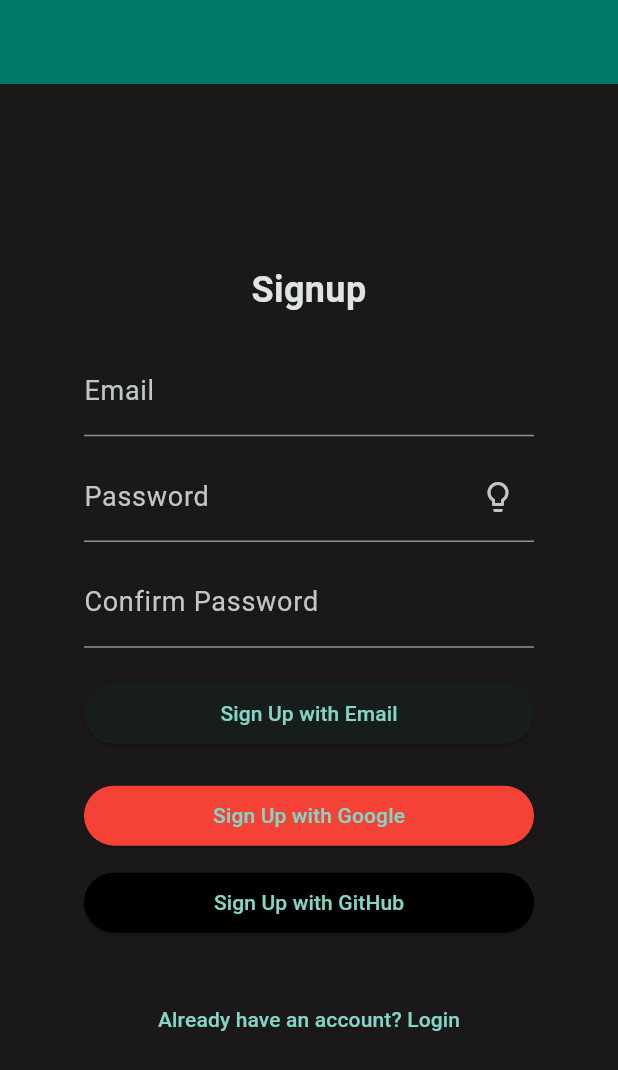
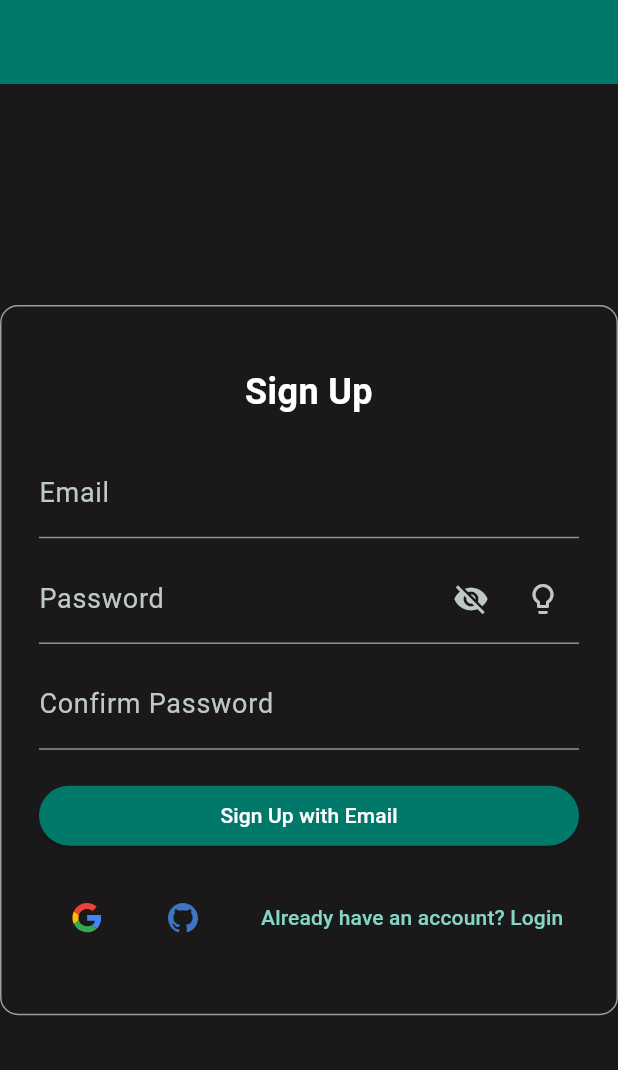
Before and after one commit to TizianoAlbore/pswmanager, a Flutter app: the screen it shows after launch, after a tap on an icon or button, on a phone screen of 412 x 824 dp. Shown: the top 1070 px of the screen. Run offline on Flutter 3.47's test engine with Material 3 defaults, Android fonts, the phone set to English and light mode, and no system bars; our stand-ins replace cloud_firestore, firebase_auth, firebase_core, flutter_dotenv, flutter_svg, google_sign_in and 1 more; missing offline and left inert: base32, blockchain_utils, cryptography, dart:js_interop; accounts and stored records are empty; network calls fail; project files that could hold a hidden picture were left out.

Commit message:
login and signup restyling

```diff
--- a/lib/pages/login.dart
+++ b/lib/pages/login.dart
@@ -3,6 +3,7 @@ import 'package:firebase_auth/firebase_auth.dart';
 import 'package:google_sign_in/google_sign_in.dart';
 import 'package:pw_frontend/utils/psw_holder.dart';
 import 'package:pw_frontend/pages/dashboard.dart';
+import 'package:flutter_svg/flutter_svg.dart';
 
 class LoginPage extends StatefulWidget {
   const LoginPage({super.key});
@@ -15,6 +16,8 @@ class _LoginPageState extends State<LoginPage> {
   final TextEditingController _emailController = TextEditingController();
   final TextEditingController _passwordController = TextEditingController();
   final FirebaseAuth _auth = FirebaseAuth.instance;
+
+  bool _isPasswordVisible = false;
 
   Future<void> _login() async {
     try {
@@ -132,8 +135,14 @@ class _LoginPageState extends State<LoginPage> {
       body: Container(
         color: const Color(0xFF1A1818),
         child: Center(
+          child: Container(
+            padding: const EdgeInsets.symmetric(horizontal: 25),
+            decoration: BoxDecoration(
+              borderRadius: BorderRadius.circular(12), // Raggio di arrotondamento
+              border: Border.all(color: Colors.grey, width: 1), // Bordo opzionale
+            ),
             child: SizedBox(
-            width: 300,
+              width: 370,
               child: Padding(
                 padding: const EdgeInsets.symmetric(vertical: 40.0),
                 child: Column(
@@ -151,69 +160,87 @@ class _LoginPageState extends State<LoginPage> {
                     const SizedBox(height: 20),
                     TextField(
                       controller: _emailController,
-                    decoration: const InputDecoration(
-                      labelText: 'Email',
-                      labelStyle: TextStyle(color: Colors.white),
-                      enabledBorder: UnderlineInputBorder(
-                        borderSide: BorderSide(color: Colors.white),
-                      ),
-                      focusedBorder: UnderlineInputBorder(
-                        borderSide: BorderSide(color: Colors.teal),
-                      ),
-                    ),
+                      decoration: const InputDecoration(labelText: 'Email'),
                     ),
                     const SizedBox(height: 10),
                     TextField(
                       controller: _passwordController,
-                    obscureText: true,
-                    decoration: const InputDecoration(
+                      decoration: InputDecoration(
                         labelText: 'Password',
-                      labelStyle: TextStyle(color: Colors.white),
-                      enabledBorder: UnderlineInputBorder(
-                        borderSide: BorderSide(color: Colors.white),
+                        suffixIcon: Row(
+                          mainAxisSize: MainAxisSize.min,
+                          children: [
+                            IconButton(
+                              icon: Icon(
+                                _isPasswordVisible ? Icons.visibility : Icons.visibility_off,
                               ),
-                      focusedBorder: UnderlineInputBorder(
-                        borderSide: BorderSide(color: Colors.teal),
+                              onPressed: () {
+                                setState(() {
+                                  _isPasswordVisible = !_isPasswordVisible;
+                                });
+                              },
+                            ),
+                          ],
                         ),
                       ),
+                      obscureText: !_isPasswordVisible,
                     ),
                     const SizedBox(height: 20),
                     ElevatedButton(
+
                       onPressed: _login,
                       style: ElevatedButton.styleFrom(
-                        backgroundColor: const Color(0xFF00796B)),
+                          backgroundColor: const Color(0xFF00796B),
+                          padding: const EdgeInsets.symmetric(horizontal: 50)
+                      ),
                       child: const Text(
                         'Login',
                         style: TextStyle(color: Colors.white),
                       ),
                     ),
                     const SizedBox(height: 20),
-                  ElevatedButton.icon(
-                    onPressed: _googleLogin,
-                    icon: const Icon(Icons.login, color: Colors.white),
-                    label: const Text('Login with Google'),
-                    style: ElevatedButton.styleFrom(
-                        backgroundColor: Colors.redAccent),
+                    Row(
+                        mainAxisAlignment: MainAxisAlignment.spaceEvenly,
+                        children: [
+                          TextButton(
+                            style: TextButton.styleFrom(
+                              padding: const EdgeInsets.symmetric(horizontal: 0), // Padding personalizzato
                             ),
-                  const SizedBox(height: 10),
-                  ElevatedButton.icon(
-                    onPressed: _githubLogin,
-                    icon: const Icon(Icons.code, color: Colors.white),
-                    label: const Text('Login with GitHub'),
-                    style: ElevatedButton.styleFrom(
-                        backgroundColor: Colors.black),
+                            onPressed: () {
+                              _googleLogin();
+                            },
+                            child: SvgPicture.asset(
+                              'assets/google.svg',
+                              height: 20,
+                              width: 20
                             ),
-                  const SizedBox(height: 20),
+                          ),
                           TextButton(
+                            style: TextButton.styleFrom(
+                              padding: const EdgeInsets.symmetric(horizontal: 0), // Padding personalizzato
+                            ),
+                            onPressed: () {
+                              _githubLogin();
+                            },
+                            child: SvgPicture.asset(
+                              'assets/github.svg',
+                              height: 20,
+                              width: 20
+                            ),
+                          ),
+                          TextButton(
+                            style: TextButton.styleFrom(
+                              padding: const EdgeInsets.symmetric(horizontal: 20), // Padding personalizzato
+                            ),
                             onPressed: () {
                               Navigator.pushNamed(context, '/signup');
                             },
-                    child: const Text(
-                      'Don\'t have an account? Sign up',
-                      style: TextStyle(color: Color(0xFF00796B)),
-                    ),
+                            child: const Text('Don\'t have an account? Sign up'),
                           ),
                         ],
+                      ),
+                  ],
+                ),
               ),
             ),
           ),
--- a/lib/pages/signup.dart
+++ b/lib/pages/signup.dart
@@ -4,6 +4,7 @@ import 'package:cloud_firestore/cloud_firestore.dart';
 import 'package:google_sign_in/google_sign_in.dart';
 import 'package:pw_frontend/widgets/passphrase.dart';
 import '../utils/user_utils.dart';
+import 'package:flutter_svg/flutter_svg.dart';
 
 class SignupPage extends StatefulWidget {
   const SignupPage({super.key});
@@ -23,6 +24,8 @@ class _SignupPageState extends State<SignupPage> {
     clientId: '1067949980182-26n01pdsdfca41kip46kcudm5cbka91j.apps.googleusercontent.com',
   );
 
+  bool _isPasswordVisible = false;
+
   Future<void> _signup() async {
     if (_passwordController.text != _confirmPasswordController.text) {
       ScaffoldMessenger.of(context).showSnackBar(
@@ -32,16 +35,12 @@ class _SignupPageState extends State<SignupPage> {
     }
 
     try {
-      // Crea l'utente in Firebase Authentication
       UserCredential userCredential = await _auth.createUserWithEmailAndPassword(
         email: _emailController.text.trim(),
         password: _passwordController.text.trim(),
       );
 
-      // Aggiungi l'utente al database Firestore
       await addUser(userCredential, _firestore, _emailController);
-
-      // Naviga al dashboard
       Navigator.pushReplacementNamed(context, '/dashboard');
     } catch (e) {
       ScaffoldMessenger.of(context).showSnackBar(
@@ -50,31 +49,18 @@ class _SignupPageState extends State<SignupPage> {
     }
   }
 
-  Future<void> _googleSignup() async {
-    try {
-      final GoogleSignIn googleSignIn = GoogleSignIn();
-      final GoogleSignInAccount? googleUser = await googleSignIn.signIn();
-
-      if (googleUser != null) {
-        final GoogleSignInAuthentication googleAuth = await googleUser.authentication;
-        final credential = GoogleAuthProvider.credential(
-          accessToken: googleAuth.accessToken,
-          idToken: googleAuth.idToken,
+  void _openPassphraseDialog() {
+    showDialog(
+      context: context,
+      builder: (context) => PassphraseWidget(
+        onSelected: (selectedWords) {
+          setState(() {
+            _passwordController.text = selectedWords;
+            _confirmPasswordController.text = selectedWords;
+          });
+        },
+      ),
     );
-
-        UserCredential userCredential = await _auth.signInWithCredential(credential);
-
-        // Aggiungi l'utente al database Firestore
-        await addUser(userCredential, _firestore, TextEditingController(text: googleUser.email));
-
-        // Naviga al dashboard
-        Navigator.pushReplacementNamed(context, '/dashboard');
-      }
-    } catch (e) {
-      ScaffoldMessenger.of(context).showSnackBar(
-        SnackBar(content: Text('Google signup failed: ${e.toString()}')),
-      );
-    }
   }
 
   Future<void> _githubSignup() async {
@@ -99,21 +85,6 @@ class _SignupPageState extends State<SignupPage> {
     }
   }
 
-  // meccanismo di suggerimento passphrase
-  void _openPassphraseDialog() {
-    showDialog(
-      context: context,
-      builder: (context) => PassphraseWidget(
-        onSelected: (selectedWords) {
-          setState(() {
-            _passwordController.text = selectedWords;
-            _confirmPasswordController.text = selectedWords;
-          });
-        },
-      ),
-    );
-  }
-
   @override
   Widget build(BuildContext context) {
     return Scaffold(
@@ -121,24 +92,31 @@ class _SignupPageState extends State<SignupPage> {
         automaticallyImplyLeading: false,
       ),
       body: Center(
-        child: SingleChildScrollView( // Aggiungi questo widget per permettere lo scrolling
+        child: SingleChildScrollView(
+          child: Container(
+            padding: const EdgeInsets.symmetric(horizontal: 25),
+            decoration: BoxDecoration(
+              borderRadius: BorderRadius.circular(12), // Raggio di arrotondamento
+              border: Border.all(color: Colors.grey, width: 1), // Bordo opzionale
+            ),
             child: SizedBox(
-            width: 300, // Limita la larghezza del form
+              width: 370,
               child: Padding(
-              padding: const EdgeInsets.symmetric(vertical: 40.0), // Padding verticale
+                padding: const EdgeInsets.symmetric(vertical: 40.0),
                 child: Column(
-                mainAxisSize: MainAxisSize.min, // Minimizza lo spazio occupato verticalmente
-                crossAxisAlignment: CrossAxisAlignment.stretch, // Allinea gli elementi
+                  mainAxisSize: MainAxisSize.min,
+                  crossAxisAlignment: CrossAxisAlignment.stretch,
                   children: [
                     const Text(
-                    'Signup',
+                      'Sign Up',
                       style: TextStyle(
+                        color: Colors.white,
                         fontSize: 24,
                         fontWeight: FontWeight.bold,
                       ),
-                    textAlign: TextAlign.center, // Allinea il titolo al centro
+                      textAlign: TextAlign.center,
                     ),
-                  const SizedBox(height: 20), // Spazio
+                    const SizedBox(height: 20),
                     TextField(
                       controller: _emailController,
                       decoration: const InputDecoration(labelText: 'Email'),
@@ -148,44 +126,87 @@ class _SignupPageState extends State<SignupPage> {
                       controller: _passwordController,
                       decoration: InputDecoration(
                         labelText: 'Password',
-                      suffixIcon: IconButton(
+                        suffixIcon: Row(
+                          mainAxisSize: MainAxisSize.min,
+                          children: [
+                            IconButton(
+                              icon: Icon(
+                                _isPasswordVisible ? Icons.visibility : Icons.visibility_off,
+                              ),
+                              onPressed: () {
+                                setState(() {
+                                  _isPasswordVisible = !_isPasswordVisible;
+                                });
+                              },
+                            ),
+                            IconButton(
                               icon: const Icon(Icons.lightbulb_outline),
                               onPressed: _openPassphraseDialog,
                             ),
+                          ],
                         ),
-                    obscureText: true,
+                      ),
+                      obscureText: !_isPasswordVisible,
                     ),
                     const SizedBox(height: 10),
                     TextField(
                       controller: _confirmPasswordController,
                       decoration: const InputDecoration(labelText: 'Confirm Password'),
-                    obscureText: true,
+                      obscureText: !_isPasswordVisible,
                     ),
                     const SizedBox(height: 20),
                     ElevatedButton(
                       onPressed: _signup,
-                    child: const Text('Sign Up with Email'),
+                      style: ElevatedButton.styleFrom(
+                        backgroundColor: const Color(0xFF00796B)),
+                      child: const Text(
+                        'Sign Up with Email',
+                        style: TextStyle(color: Colors.white),
+                      ),
                     ),
                     const SizedBox(height: 20),
-                  ElevatedButton(
-                    onPressed: _googleSignup,
-                    child: const Text('Sign Up with Google'),
-                    style: ElevatedButton.styleFrom(backgroundColor: Colors.red),
+                    Row(
+                      mainAxisAlignment: MainAxisAlignment.spaceEvenly,
+                      children: [
+                        TextButton(
+                          style: TextButton.styleFrom(
+                            padding: const EdgeInsets.symmetric(horizontal: 0), // Padding personalizzato
                           ),
-                  const SizedBox(height: 10),
-                  ElevatedButton(
-                    onPressed: _githubSignup,
-                    child: const Text('Sign Up with GitHub'),
-                    style: ElevatedButton.styleFrom(backgroundColor: Colors.black),
+                          onPressed: () {
+                            _googleSignIn.signIn();
+                          },
+                          child: SvgPicture.asset(
+                            'assets/google.svg',
+                            height: 20,
+                            width: 20
                           ),
-                  const SizedBox(height: 30),
+                        ),
                         TextButton(
+                          style: TextButton.styleFrom(
+                            padding: const EdgeInsets.symmetric(horizontal: 0), // Padding personalizzato
+                          ),
+                          onPressed: () {
+                            _githubSignup();
+                          },
+                          child: SvgPicture.asset(
+                            'assets/github.svg',
+                            height: 20,
+                            width: 20
+                          ),
+                        ),
+                        TextButton(
+                          style: TextButton.styleFrom(
+                            padding: const EdgeInsets.symmetric(horizontal: 20), // Padding personalizzato
+                          ),
                           onPressed: () {
                             Navigator.pop(context);
                           },
                           child: const Text('Already have an account? Login'),
                         ),
                       ],
+                    ),
+                  ],
+                ),
               ),
             ),
           ),
--- a/pubspec.yaml
+++ b/pubspec.yaml
@@ -35,6 +35,7 @@ dependencies:
   # The following adds the Cupertino Icons font to your application.
   # Use with the CupertinoIcons class for iOS style icons.
   cupertino_icons: ^1.0.8
+  flutter_svg: ^2.0.9
   firebase_core: ^3.8.0
   firebase_auth: ^5.3.3
   google_sign_in: ^6.2.0
@@ -75,6 +76,8 @@ flutter:
   #   - images/a_dot_ham.jpeg
     - .env
     - assets/dictionaries/en.txt
+    - assets/google.svg
+    - assets/github.svg
   # An image asset can refer to one or more resolution-specific "variants", see
   # https://flutter.dev/to/resolution-aware-images
 
```
Also changed, not shown: assets/github.svg (added), assets/google.svg (added), pubspec.lock. Lines whose indentation alone changed are shown as unchanged.
